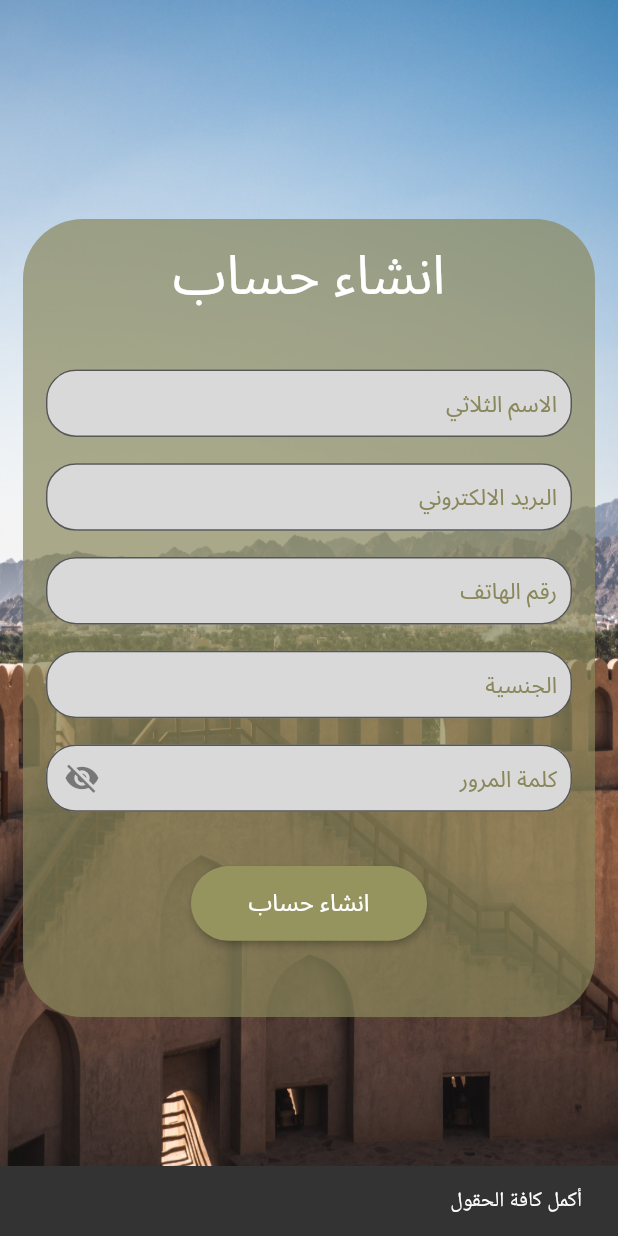
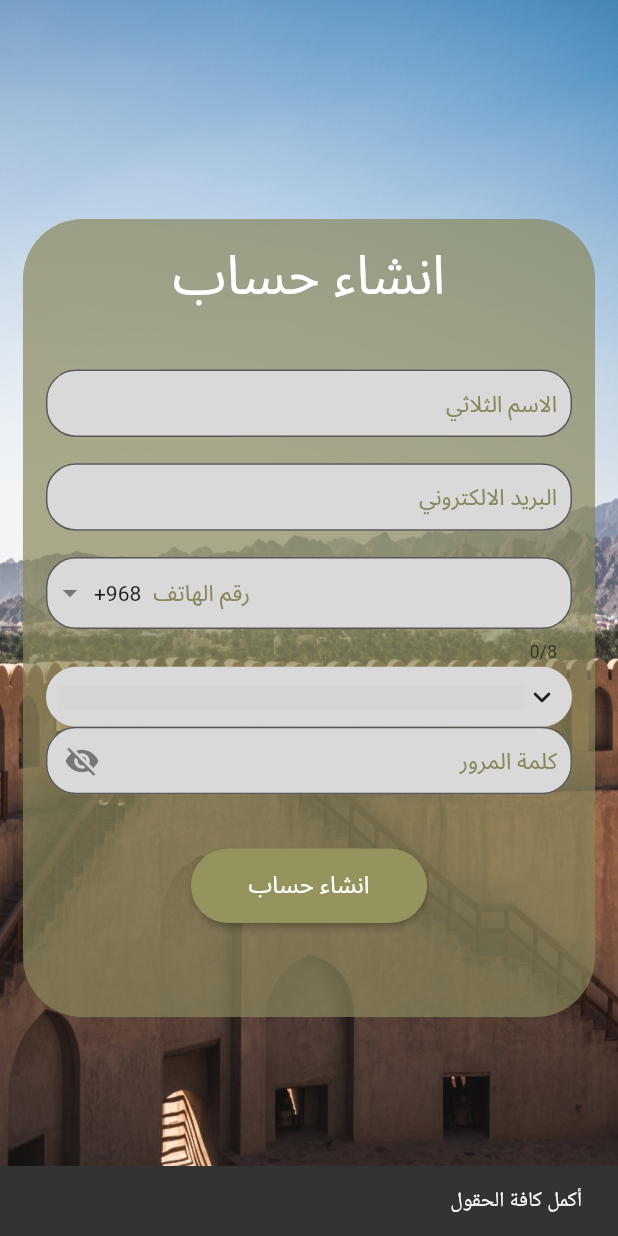
Before and after one commit to AmmarPcInfosI/nizwa_test-main, a Flutter app: the RegisterScreen screen opened directly, after a tap on "انشاء حساب", on a phone screen of 412 x 824 dp. Run offline on Flutter 3.47's test engine with Material 2 defaults, Android fonts, the phone set to English and light mode, and no system bars; drawn by our look-alikes of csc_picker, intl_phone_field; our stand-ins replace carousel_slider, cloud_firestore, firebase_auth, firebase_core, flutter_typeahead, google_fonts and 3 more; missing offline and left inert: bottom_sheet, flutter_floating_bottom_bar; accounts and stored records are empty; grey boxes are pictures that could not be loaded.

Commit message:
update register screen

```diff
--- a/lib/root/app_root.dart
+++ b/lib/root/app_root.dart
@@ -7,6 +7,7 @@ class AppRoot extends StatelessWidget {
   @override
   Widget build(BuildContext context) {
     return MaterialApp(
+
       theme: ThemeData(canvasColor: Colors.white),
       home: const FirstScreen(),
     );
--- a/lib/screens/authintication/register_screen.dart
+++ b/lib/screens/authintication/register_screen.dart
@@ -3,6 +3,8 @@ import 'package:google_fonts/google_fonts.dart';
 import 'package:firebase_auth/firebase_auth.dart';
 import 'package:cloud_firestore/cloud_firestore.dart';
 import 'package:nizwa_test/screens/home_screen.dart';
+import 'package:csc_picker/csc_picker.dart';
+import 'package:intl_phone_field/intl_phone_field.dart';
 
 class RegisterScreen extends StatefulWidget {
   const RegisterScreen({super.key});
@@ -12,6 +14,8 @@ class RegisterScreen extends StatefulWidget {
 }
 
 class _RegisterScreenState extends State<RegisterScreen> {
+  String countryValue = "";
+  String phoneValue = "";
   bool isEmailValid(String email) {
     final RegExp emailRegex = RegExp(
       r'^[\w-]+(\.[\w-]+)*@[\w-]+(\.[\w-]+)+$',
@@ -33,8 +37,7 @@ class _RegisterScreenState extends State<RegisterScreen> {
   final TextEditingController _passwordController = TextEditingController();
   TextEditingController nameController = TextEditingController();
   TextEditingController emailController = TextEditingController();
-  TextEditingController nationalityController = TextEditingController();
-  TextEditingController phoneNumController = TextEditingController();
+
   bool _passwordVisible = false;
 
   @override
@@ -53,8 +56,8 @@ class _RegisterScreenState extends State<RegisterScreen> {
       "userName": nameController.text.toString(),
       "userEmail": emailController.text.toString(),
       "userPassword": _passwordController.text.toString(),
-      "userPhone": phoneNumController.text.toString(),
-      "userNationality": nationalityController.text.toString(),
+      "userPhone": phoneValue,
+      "userNationality": countryValue,
     }).then((value) {
       print("added");
     }).catchError((e) {
@@ -70,8 +73,8 @@ class _RegisterScreenState extends State<RegisterScreen> {
         password: password,
       )
           .then((value) {
-        Navigator.pushReplacement(
-            context, MaterialPageRoute(builder: (context) => const HomeScreen()));
+        Navigator.pushReplacement(context,
+            MaterialPageRoute(builder: (context) => const HomeScreen()));
       });
     } on FirebaseAuthException catch (e) {
       if (e.code == 'weak-password') {
@@ -84,6 +87,7 @@ class _RegisterScreenState extends State<RegisterScreen> {
     }
   }
 
+  FocusNode focusNode = FocusNode();
   @override
   Widget build(BuildContext context) {
     return Scaffold(
@@ -192,17 +196,16 @@ class _RegisterScreenState extends State<RegisterScreen> {
                           fontSize: 16,
                         ),
                       )),
+                  SizedBox(
+                    height: MediaQuery.sizeOf(context).height * 18 / 844,
+                  ),
                   Container(
-                      margin: EdgeInsets.only(
-                          top: MediaQuery.sizeOf(context).height * 18 / 844),
                     width: MediaQuery.sizeOf(context).width * 332 / 390,
-                      height: MediaQuery.sizeOf(context).height * 46 / 844,
-                      child: TextFormField(
-                        controller: phoneNumController,
-                        enableInteractiveSelection: false,
-                        autofocus: false,
-                        textAlign: TextAlign.right,
-                        keyboardType: TextInputType.phone,
+                    height: MediaQuery.sizeOf(context).height * 75 / 844,
+                    child: IntlPhoneField(
+                      showCountryFlag: false,
+                      focusNode: focusNode,
+                      dropdownDecoration: BoxDecoration(),
                       decoration: InputDecoration(
                         hintText: 'رقم الهاتف',
                         alignLabelWithHint: false,
@@ -219,52 +222,57 @@ class _RegisterScreenState extends State<RegisterScreen> {
                           borderRadius: BorderRadius.circular(20),
                         ),
                       ),
-                        style: const TextStyle(
-                          color: Color(0xFF89875B),
+                      languageCode: "ar",
+
+                      initialCountryCode: 'OM',
+                      onChanged: (phone) {
+                        setState(() {
+                          phoneValue = phone.completeNumber;
+                        });
+                      },
+                    ),
+                  ),
+                  Container(
+                    width: MediaQuery.of(context).size.width * 332 / 390,
+                    // height: MediaQuery.of(context).size.height * 46 / 844,
+                    child: CSCPicker(
+                      showCities: false,
+                      flagState: CountryFlag.DISABLE,
+                      countrySearchPlaceholder: "الجنسية",
+                      countryDropdownLabel: "الجنسية",
+                      defaultCountry: CscCountry.Oman,
+                      showStates: false,
+                      dropdownDecoration: BoxDecoration(
+                        color: const Color(0xFFD9D9D9),
+                        borderRadius: BorderRadius.circular(20),
+                      ),
+                      disabledDropdownDecoration: BoxDecoration(
+                        color: const Color(0xFFD9D9D9),
+                        borderRadius: BorderRadius.circular(20),
+                      ),
+                      selectedItemStyle: TextStyle(
+                          color: const Color(0xFF89875B),
+                          fontWeight: FontWeight.w400,
+                          fontSize: 15,
+                          height: 1),
+                      dropdownDialogRadius: 20,
+                      dropdownItemStyle: TextStyle(
+                        color: const Color(0xFF89875B),
                         fontWeight: FontWeight.w500,
                         fontSize: 16,
                       ),
-                      )),
-                  Container(
-                      margin: EdgeInsets.only(
-                          top: MediaQuery.sizeOf(context).height * 18 / 844),
-                      width: MediaQuery.sizeOf(context).width * 332 / 390,
-                      height: MediaQuery.sizeOf(context).height * 46 / 844,
-                      child: TextFormField(
-                        controller: nationalityController,
-                        enableInteractiveSelection: false,
-                        autofocus: false,
-                        textAlign: TextAlign.right,
-                        keyboardType: TextInputType.emailAddress,
-                        decoration: InputDecoration(
-                          hintText: 'الجنسية',
-                          alignLabelWithHint: false,
-                          hintStyle: GoogleFonts.notoSansArabic(
-                            color: const Color(0xFF89875B),
-                            fontSize: 15,
-                            fontWeight: FontWeight.w500,
-                            height: 1,
-                          ),
-                          contentPadding: const EdgeInsets.all(10),
-                          filled: true,
-                          fillColor: const Color(0xFFD9D9D9),
-                          border: OutlineInputBorder(
-                            borderRadius: BorderRadius.circular(20),
+                      onStateChanged: (value) {},
+
+                      ///triggers once city selected in dropdown
+                      onCityChanged: (value) {},
+                      onCountryChanged: (value) {
+                        setState(() {
+                          countryValue = value;
+                        });
+                      },
                     ),
                   ),
-                        style: const TextStyle(
-                          color: Color(0xFF89875B),
-                          fontWeight: FontWeight.w500,
-                          fontSize: 16,
-                        ),
-                      )),
-                  Column(
-                    crossAxisAlignment: CrossAxisAlignment.start,
-                    mainAxisAlignment: MainAxisAlignment.start,
-                    children: [
                   Container(
-                        margin: EdgeInsets.only(
-                            top: MediaQuery.sizeOf(context).height * 18 / 844),
                     width: MediaQuery.sizeOf(context).width * 332 / 390,
                     height: MediaQuery.sizeOf(context).height * 46 / 844,
                     child: TextFormField(
@@ -310,8 +318,6 @@ class _RegisterScreenState extends State<RegisterScreen> {
                       textInputAction: TextInputAction.done,
                     ),
                   ),
-                    ],
-                  ),
                   SizedBox(
                     height: MediaQuery.sizeOf(context).height * 37 / 844,
                   ),
@@ -319,9 +325,10 @@ class _RegisterScreenState extends State<RegisterScreen> {
                     onPressed: () {
                       String fullName = nameController.text;
                       String email = emailController.text;
-                      String nationality = nationalityController.text;
-                      String phoneNumber = phoneNumController.text;
+                      String nationality = countryValue;
+                      String phoneNumber = phoneValue;
                       String password = _passwordController.text;
+
 
                       if (fullName.isEmpty ||
                           email.isEmpty ||
--- a/pubspec.yaml
+++ b/pubspec.yaml
@@ -46,6 +46,8 @@ dependencies:
   shared_preferences: ^2.2.1
   flutter_floating_bottom_bar: ^1.2.0
   flutter_typeahead: ^4.8.0
+  csc_picker: ^0.2.7
+  intl_phone_field: ^3.2.0
 
 dev_dependencies:
   flutter_test:
```
Also changed, not shown: pubspec.lock. Lines whose indentation alone changed are shown as unchanged.
